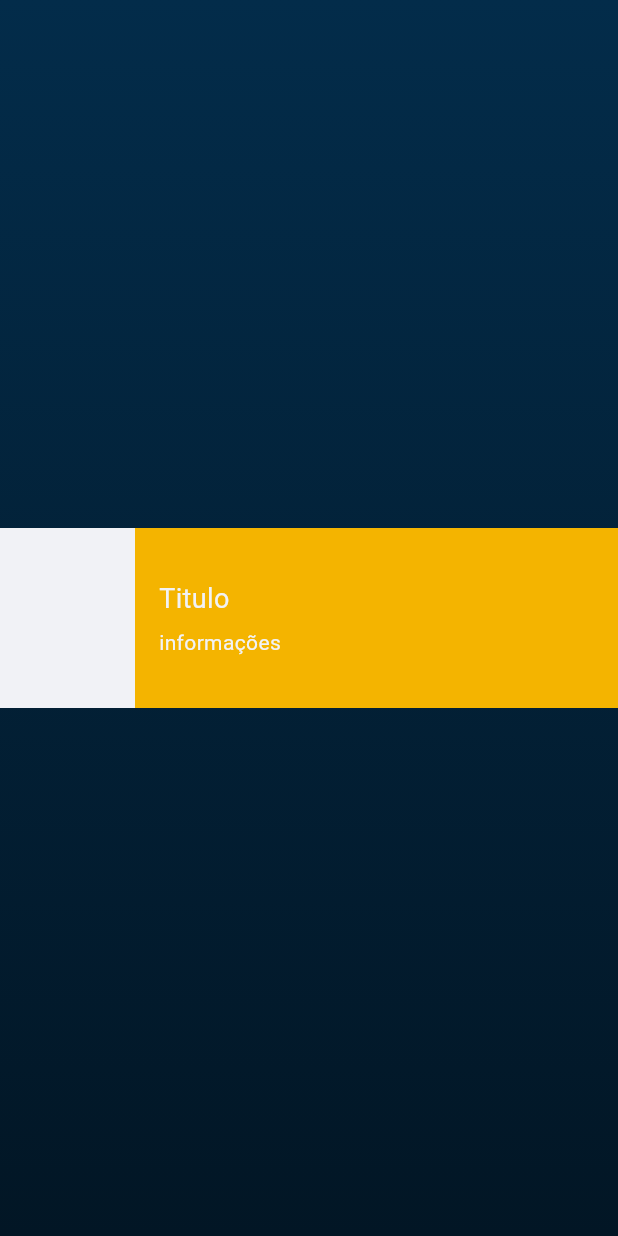
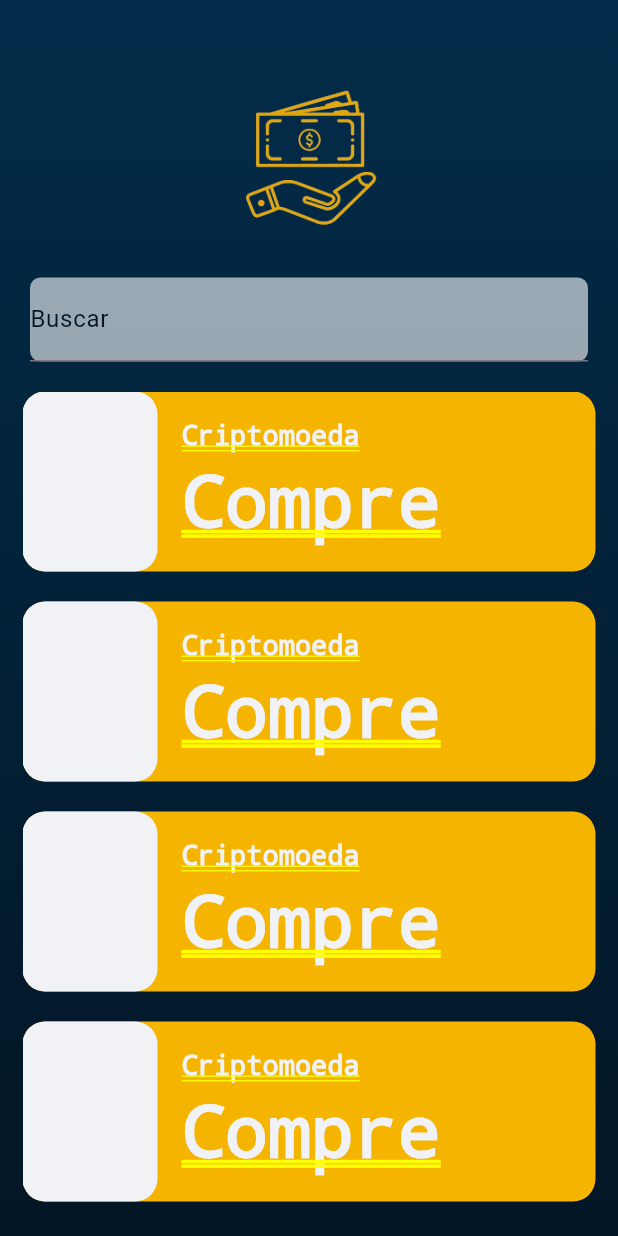
Before and after one commit to FelipeEsteves007/MyApp-Flutter, a Flutter app: the InfoScreen screen opened by its route, on a phone screen of 412 x 824 dp. Run offline on Flutter 3.47's test engine with Material 3 defaults, Android fonts, the light colour scheme and no system bars.

Commit message:
add info page

```diff
--- a/lib/components/customCard.dart
+++ b/lib/components/customCard.dart
@@ -2,18 +2,26 @@ import 'package:flutter/material.dart';
 import 'package:myapp/styles/colors.dart';
 
 class Customcard extends StatelessWidget {
-  const Customcard({super.key});
+  final String nome;
+  final String info;
+  const Customcard ( this.info, this.nome ,{super.key});
 
   @override
   Widget build(BuildContext context) {
     return Container(
-     color: AppColors.gold,
+      decoration: BoxDecoration(
+        borderRadius: BorderRadius.circular(15),
+        color: AppColors.gold,
+      ),
       child: Row(
         children: [
           Container(
             width: 90,
             height: 120,
-            decoration: BoxDecoration(color: AppColors.lightGray),
+            decoration: BoxDecoration(
+                color: AppColors.lightGray,
+                borderRadius: BorderRadius.circular(15)
+            ),
             margin: const EdgeInsets.only(right: 16),
           ),
           Column(
@@ -23,11 +31,11 @@ class Customcard extends StatelessWidget {
               Padding(
                 padding: const EdgeInsets.only(bottom: 6),
                 child: Text(
-                  'Titulo',
+                  nome,
                   style: TextStyle(fontSize: 18, color: AppColors.lightGray),
                 ),
               ),
-              Text('informações', style: TextStyle(color: AppColors.lightGray)),
+              Text(info, style: TextStyle(color: AppColors.lightGray)),
             ],
           ),
         ],
--- a/lib/screens/dashboard.dart
+++ b/lib/screens/dashboard.dart
@@ -1,7 +1,7 @@
 import 'package:flutter/material.dart';
 import 'package:myapp/screens/info_screen.dart';
 import 'package:myapp/styles/colors.dart';
-import 'wallet.dart';
+import 'wallet_screen.dart';
 
 class Dashboard extends StatefulWidget {
   const Dashboard({super.key});
--- a/lib/screens/info_screen.dart
+++ b/lib/screens/info_screen.dart
@@ -1,16 +1,59 @@
 import 'package:flutter/material.dart';
 import 'package:myapp/components/colorPagePrincipal.dart';
 import 'package:myapp/components/customCard.dart';
+import 'package:myapp/styles/colors.dart';
 
 class InfoScreen extends StatelessWidget {
   const InfoScreen({super.key});
 
   @override
   Widget build(BuildContext context) {
-    return Scaffold(
-      body: ColorPagePrincipal(
-        child: Center(
-          child: Customcard(),
+    return ColorPagePrincipal(
+      child: Padding(
+        padding: const EdgeInsets.only(top: 30),
+        child: Column(
+          children: [
+            Image.asset("assets/images/logo.png", width: 150,),
+            Padding(
+              padding: const EdgeInsets.only(top: 5, bottom: 5, left: 20, right: 20),
+              child: Container(
+                decoration: BoxDecoration(
+                  borderRadius: BorderRadius.circular(7),
+                  color: Colors.white60,
+                ),
+                child: TextField(
+                  decoration: InputDecoration(
+                    label: Text("Buscar", style: TextStyle(
+                      fontSize: 16,
+                      color: AppColors.blue,
+                    ),),
+                  ),
+                ),
+              ),
+            ),
+            Expanded(
+              child: Padding(
+                padding: const EdgeInsets.all(15.0),
+                child: ListView(
+                  padding: EdgeInsets.zero, // Remove o padding padrão do ListView
+                  children: const [
+                    Customcard("Compre", "Criptomoeda"),
+                    SizedBox(height: 20),
+                    Customcard("Compre", "Criptomoeda"),
+                    SizedBox(height: 20),
+                    Customcard("Compre", "Criptomoeda"),
+                    SizedBox(height: 20),
+                    Customcard("Compre", "Criptomoeda"),
+                    SizedBox(height: 20),
+                    Customcard("Compre", "Criptomoeda"),
+                    SizedBox(height: 20),
+                    Customcard("Compre", "Criptomoeda"),
+                    SizedBox(height: 20),
+                  ],
+                ),
+              ),
+            ),
+          ],
         ),
       ),
     );
```
Also changed, not shown: lib/screens/wallet_screen.dart (renamed from lib/screens/wallet.dart).
